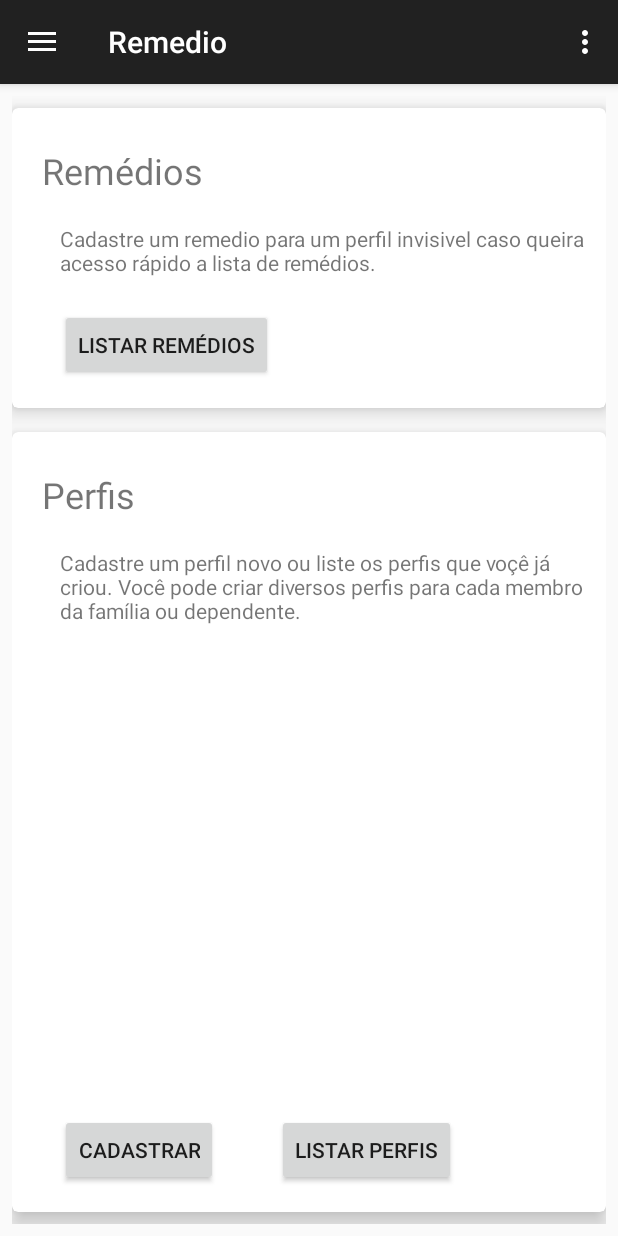
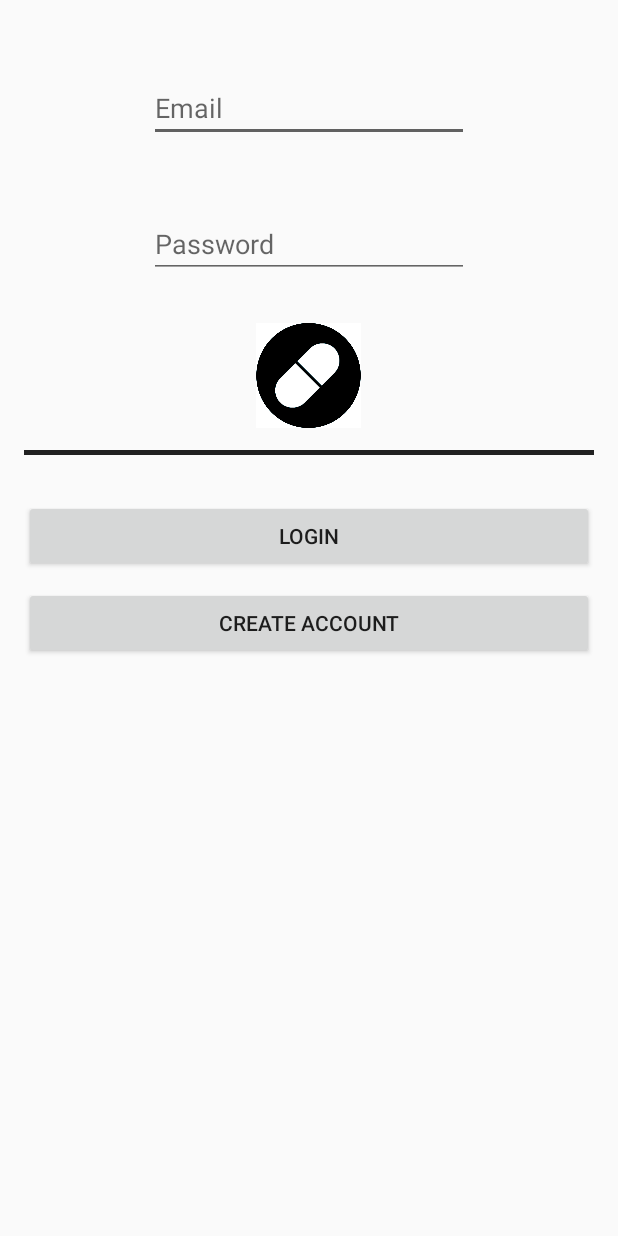
Before and after one commit to Nabucodono5or/Remedio, an Android app: the screen it shows after launch (MenuActivity before the commit, LoginActivity after it), on a phone screen of 412 x 824 dp. Run offline under Robolectric (Android 15) with nearby library versions, the light colour scheme and no system bars; our stand-ins replace Firebase (no records; nobody signed in at launch, a user with empty details on screens opened directly).

Commit message:
Fix da Activity login.

```diff
--- a/app/src/main/AndroidManifest.xml
+++ b/app/src/main/AndroidManifest.xml
@@ -10,9 +10,9 @@
         android:supportsRtl="true"
         android:theme="@style/AppTheme">
         <activity
-            android:name=".MenuActivity"
+            android:name=".LoginActivity"
             android:label="@string/app_name"
-            android:theme="@style/AppTheme.NoActionBar">
+            android:theme="@style/AppTheme">
             <intent-filter>
                 <action android:name="android.intent.action.MAIN" />
 
@@ -21,7 +21,7 @@
         </activity>
         <activity android:name=".Remedios" />
         <activity android:name=".Perfis" />
-        <activity android:name=".LoginActivity"></activity>
+        <activity android:name=".MenuActivity"></activity>
     </application>
 
 </manifest>
--- a/app/src/main/java/com/example/matteotognon/remedio/LoginActivity.java
+++ b/app/src/main/java/com/example/matteotognon/remedio/LoginActivity.java
@@ -1,13 +1,118 @@
 package com.example.matteotognon.remedio;
 
+import android.content.Intent;
+import android.support.annotation.NonNull;
 import android.support.v7.app.AppCompatActivity;
 import android.os.Bundle;
+import android.util.Log;
+import android.view.View;
+import android.widget.Button;
+import android.widget.EditText;
+import android.widget.Toast;
 
-public class LoginActivity extends AppCompatActivity {
+import com.google.android.gms.tasks.OnCompleteListener;
+import com.google.android.gms.tasks.Task;
+import com.google.firebase.auth.AuthResult;
+import com.google.firebase.auth.FirebaseAuth;
+import com.google.firebase.auth.FirebaseUser;
+
+public class LoginActivity extends AppCompatActivity implements View.OnClickListener{
+
+    private FirebaseAuth mAuth;
+    private EditText mEmailField;
+    private EditText mPasswordField;
+    private Button btnLogin, btnSign;
+    private static final String TAG = "EmailPassword";
 
     @Override
     protected void onCreate(Bundle savedInstanceState) {
         super.onCreate(savedInstanceState);
         setContentView(R.layout.activity_login);
+
+
+        mEmailField = findViewById(R.id.editTextEmail);
+        mPasswordField = findViewById(R.id.editTextPassword);
+
+        mAuth = FirebaseAuth.getInstance();
+
+        btnLogin = findViewById(R.id.btnLogin);
+        btnSign = findViewById(R.id.btnCreate);
+
+        btnLogin.setOnClickListener(this);
+        btnSign.setOnClickListener(this);
+
     }//onCreate
+
+    @Override
+    protected void onStart() {
+        super.onStart();
+        FirebaseUser currentUser = mAuth.getCurrentUser();
+        updateUI(currentUser);
+    }
+
+
+    public void createAccount(String email, String password){
+        mAuth.createUserWithEmailAndPassword(email, password)
+                .addOnCompleteListener(this, new OnCompleteListener<AuthResult>() {
+                    @Override
+                    public void onComplete(@NonNull Task<AuthResult> task) {
+                        if (task.isSuccessful()) {
+                            // Sign in success, update UI with the signed-in user's information
+                            Log.d(TAG, "createUserWithEmail:success");
+                            FirebaseUser user = mAuth.getCurrentUser();
+                            updateUI(user);
+                        } else {
+                            // If sign in fails, display a message to the user.
+                            Log.w(TAG, "createUserWithEmail:failure", task.getException());
+                            Toast.makeText(LoginActivity.this, "Authentication failed.",
+                                    Toast.LENGTH_SHORT).show();
+                            updateUI(null);
+                        }
+                    }
+                });
+    }//createAccount
+
+
+
+    public void signIn(String email, String password){
+        Log.d(TAG, "signIn:" + email);
+
+        mAuth.signInWithEmailAndPassword(email, password)
+                .addOnCompleteListener(this, new OnCompleteListener<AuthResult>() {
+                    @Override
+                    public void onComplete(@NonNull Task<AuthResult> task) {
+                        if (task.isSuccessful()) {
+                            // Sign in success, update UI with the signed-in user's information
+                            Log.d(TAG, "signInWithEmail:success");
+                            FirebaseUser user = mAuth.getCurrentUser();
+                            updateUI(user);
+                        } else {
+                            // If sign in fails, display a message to the user.
+                            Log.w(TAG, "signInWithEmail:failure", task.getException());
+                            Toast.makeText(LoginActivity.this, "Authentication failed.",
+                                    Toast.LENGTH_SHORT).show();
+                            updateUI(null);
+                        }
+                    }
+                });
+    }//signIn
+
+
+    public void updateUI(FirebaseUser user){
+        if(user!= null){
+            Intent intent = new Intent(this, MenuActivity.class);
+            startActivity(intent);
+        }
+    }
+
+    @Override
+    public void onClick(View view) {
+        int i = view.getId();
+
+        if (i == R.id.btnCreate) {
+            createAccount(mEmailField.getText().toString(), mPasswordField.getText().toString());
+        } else if (i == R.id.btnLogin) {
+            signIn(mEmailField.getText().toString(), mPasswordField.getText().toString());
+        }
+    }
 }//class
--- a/app/src/main/res/layout/activity_login.xml
+++ b/app/src/main/res/layout/activity_login.xml
@@ -6,24 +6,13 @@
     android:layout_height="match_parent"
     tools:context="com.example.matteotognon.remedio.LoginActivity">
 
-    <ImageView
-        android:id="@+id/imageView3"
-        android:layout_width="70dp"
-        android:layout_height="70dp"
-        android:layout_alignParentTop="true"
-        android:layout_centerHorizontal="true"
-        android:layout_marginTop="136dp"
-        android:contentDescription="@string/conteudoFoto"
-        app:srcCompat="@drawable/pilula" />
-
     <View
         android:id="@+id/linhaViewLogin"
         android:layout_width="match_parent"
         android:layout_height="3dp"
-        android:layout_below="@id/imageView3"
         android:layout_marginLeft="16dp"
         android:layout_marginRight="16dp"
-        android:layout_marginTop="@dimen/margin_btn"
+        android:layout_marginTop="300dp"
         android:background="@color/colorPrimary"/>
 
     <Button
@@ -33,14 +22,49 @@
         android:layout_marginTop="30dp"
         android:layout_marginLeft="@dimen/activity_horizontal_margin"
         android:layout_marginRight="@dimen/activity_horizontal_margin"
-        android:id="@+id/bntLogin"
+        android:id="@+id/btnLogin"
         android:text="@string/btn_login"/>
+
     <Button
+        android:id="@+id/btnCreate"
         android:layout_width="match_parent"
         android:layout_height="wrap_content"
-        android:layout_below="@id/bntLogin"
+        android:layout_below="@id/btnLogin"
         android:layout_marginTop="10dp"
         android:layout_marginRight="@dimen/activity_horizontal_margin"
         android:layout_marginLeft="@dimen/activity_horizontal_margin"
         android:text="@string/btn_sign"/>
+
+    <EditText
+        android:id="@+id/editTextEmail"
+        android:layout_width="wrap_content"
+        android:layout_height="wrap_content"
+        android:layout_alignParentTop="true"
+        android:layout_centerHorizontal="true"
+        android:layout_marginTop="49dp"
+        android:ems="10"
+        android:inputType="textEmailAddress"
+        android:hint="@string/email_hint"/>
+
+    <EditText
+        android:id="@+id/editTextPassword"
+        android:layout_width="wrap_content"
+        android:layout_height="wrap_content"
+        android:layout_alignLeft="@+id/editTextEmail"
+        android:layout_alignStart="@+id/editTextEmail"
+        android:layout_below="@+id/editTextEmail"
+        android:layout_marginTop="45dp"
+        android:ems="10"
+        android:hint="@string/password_hint"
+        android:inputType="textPassword" />
+
+    <ImageView
+        android:id="@+id/imageView5"
+        android:layout_width="70dp"
+        android:layout_height="70dp"
+        android:layout_below="@+id/editTextPassword"
+        android:layout_centerHorizontal="true"
+        android:layout_marginTop="30dp"
+        android:contentDescription="@string/logo"
+        app:srcCompat="@drawable/pilula" />
 </RelativeLayout>
--- a/app/src/main/res/values/strings.xml
+++ b/app/src/main/res/values/strings.xml
@@ -29,7 +29,10 @@
     <string name="btn_salvar_remedio">Acresecentar Receita</string>
 
     <string name="btn_login">Login</string>
-    <string name="btn_sign">Sign in</string>
+    <string name="btn_sign">create Account</string>
+    <string name="email_hint">Email</string>
+    <string name="password_hint">Password</string>
+    <string name="logo">Logo do app</string>
 
     <!-- TODO: Remove or change this placeholder text -->
     <string name="hello_blank_fragment">Hello blank fragment</string>
--- a/app/src/main/res/values/styles.xml
+++ b/app/src/main/res/values/styles.xml
@@ -1,7 +1,7 @@
 <resources>
 
     <!-- Base application theme. -->
-    <style name="AppTheme" parent="Theme.AppCompat.Light.DarkActionBar">
+    <style name="AppTheme" parent="Theme.AppCompat.Light.NoActionBar">
         <!-- Customize your theme here. -->
         <item name="colorPrimary">@color/colorPrimary</item>
         <item name="colorPrimaryDark">@color/colorPrimaryDark</item>
```
